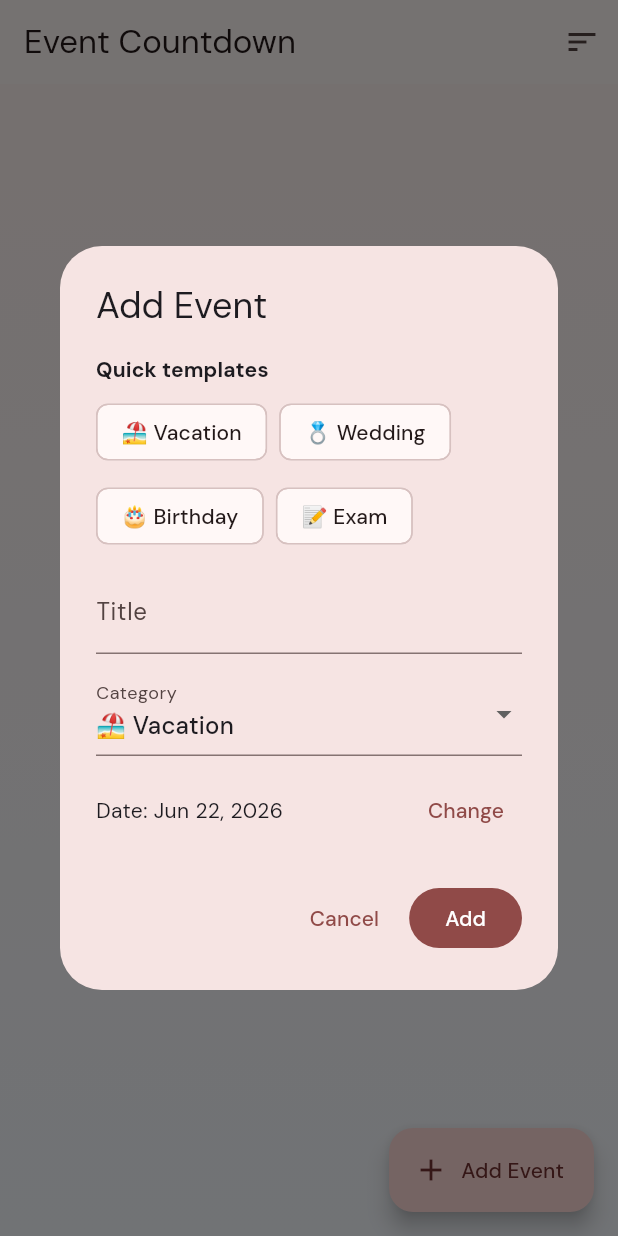
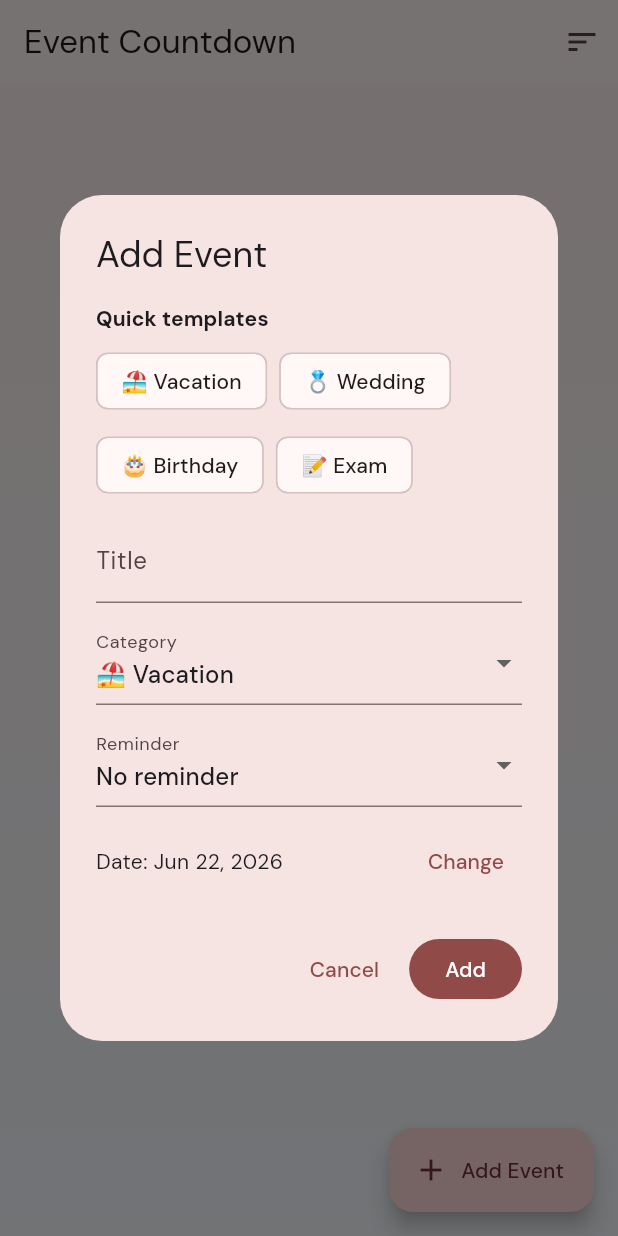
Before and after one commit to Gamellan/EventCountdown, a Flutter app: the screen it shows after launch, after a tap on "Add Event", on a phone screen of 412 x 824 dp. Run offline on Flutter 3.47's test engine with Material 3 defaults, Android fonts, the light colour scheme and no system bars; our stand-ins replace flutter_local_notifications, google_fonts, shared_preferences, timezone; missing offline and left inert: home_widget.

Commit message:
feat: add offline event reminders with local notifications

```diff
--- a/lib/main.dart
+++ b/lib/main.dart
@@ -1,10 +1,13 @@
 import 'dart:convert';
 
 import 'package:flutter/material.dart';
+import 'package:flutter_local_notifications/flutter_local_notifications.dart';
 import 'package:google_fonts/google_fonts.dart';
 import 'package:home_widget/home_widget.dart';
 import 'package:intl/intl.dart';
 import 'package:shared_preferences/shared_preferences.dart';
+import 'package:timezone/data/latest.dart' as tzdata;
+import 'package:timezone/timezone.dart' as tz;
 
 void main() {
   runApp(const EventCountdownApp());
@@ -34,12 +37,14 @@ class CountdownEvent {
     required this.title,
     required this.targetDate,
     required this.category,
+    required this.reminder,
   });
 
   final String id;
   final String title;
   final DateTime targetDate;
   final String category;
+  final String reminder;
 
   Map<String, dynamic> toMap() {
     return {
@@ -47,6 +52,7 @@ class CountdownEvent {
       'title': title,
       'targetDate': targetDate.toIso8601String(),
       'category': category,
+      'reminder': reminder,
     };
   }
 
@@ -56,6 +62,7 @@ class CountdownEvent {
       title: map['title'] as String,
       targetDate: DateTime.parse(map['targetDate'] as String),
       category: map['category'] as String,
+      reminder: (map['reminder'] as String?) ?? 'none',
     );
   }
 }
@@ -70,6 +77,10 @@ class EventHomePage extends StatefulWidget {
 class _EventHomePageState extends State<EventHomePage> {
   static const String _eventsKey = 'events_json';
   static const String _widgetProviderName = 'EventCountdownWidgetProvider';
+  static const String _notificationChannelId = 'event_countdown_reminders';
+  static const String _notificationChannelName = 'Event reminders';
+
+  final FlutterLocalNotificationsPlugin _notifications = FlutterLocalNotificationsPlugin();
 
   static const List<Map<String, String>> _categories = [
     {'name': 'Vacation', 'emoji': '🏖️'},
@@ -124,7 +135,20 @@ class _EventHomePageState extends State<EventHomePage> {
   @override
   void initState() {
     super.initState();
+    _initializeNotifications();
     _loadEvents();
+  }
+
+  Future<void> _initializeNotifications() async {
+    tzdata.initializeTimeZones();
+
+    const androidSettings = AndroidInitializationSettings('@mipmap/ic_launcher');
+    await _notifications.initialize(const InitializationSettings(android: androidSettings));
+
+    final androidPlugin = _notifications.resolvePlatformSpecificImplementation<
+      AndroidFlutterLocalNotificationsPlugin
+    >();
+    await androidPlugin?.requestNotificationsPermission();
   }
 
   Future<void> _loadEvents() async {
@@ -157,6 +181,55 @@ class _EventHomePageState extends State<EventHomePage> {
     final raw = jsonEncode(_events.map((e) => e.toMap()).toList(growable: false));
     await prefs.setString(_eventsKey, raw);
     await _updateHomeWidget();
+    await _rescheduleNotifications();
+  }
+
+  int _notificationId(CountdownEvent event, int offsetDays) {
+    return '${event.id}_$offsetDays'.hashCode & 0x7fffffff;
+  }
+
+  DateTime _notificationDate(CountdownEvent event, int offsetDays) {
+    final date = DateTime(event.targetDate.year, event.targetDate.month, event.targetDate.day)
+        .subtract(Duration(days: offsetDays));
+    return DateTime(date.year, date.month, date.day, 9);
+  }
+
+  Future<void> _rescheduleNotifications() async {
+    await _notifications.cancelAll();
+    final now = DateTime.now();
+
+    for (final event in _events) {
+      if (event.reminder == 'none') {
+        continue;
+      }
+
+      final offsetDays = event.reminder == 'day_before' ? 1 : 0;
+      final scheduledAt = _notificationDate(event, offsetDays);
+      if (!scheduledAt.isAfter(now)) {
+        continue;
+      }
+
+      final body = offsetDays == 1
+          ? 'Tomorrow is ${event.title}.'
+          : 'Today is ${event.title}.';
+
+      await _notifications.zonedSchedule(
+        _notificationId(event, offsetDays),
+        'Event Countdown Reminder',
+        body,
+        tz.TZDateTime.from(scheduledAt, tz.local),
+        const NotificationDetails(
+          android: AndroidNotificationDetails(
+            _notificationChannelId,
+            _notificationChannelName,
+            importance: Importance.high,
+            priority: Priority.high,
+          ),
+        ),
+        androidScheduleMode: AndroidScheduleMode.inexactAllowWhileIdle,
+        uiLocalNotificationDateInterpretation: UILocalNotificationDateInterpretation.absoluteTime,
+      );
+    }
   }
 
   Future<void> _updateHomeWidget() async {
@@ -208,6 +281,7 @@ class _EventHomePageState extends State<EventHomePage> {
     final titleController = TextEditingController(text: editing?.title ?? '');
     var selectedDate = editing?.targetDate ?? DateTime.now().add(const Duration(days: 7));
     var selectedCategory = editing?.category ?? 'Vacation';
+    var selectedReminder = editing?.reminder ?? 'none';
     final formKey = GlobalKey<FormState>();
 
     await showDialog<void>(
@@ -246,6 +320,7 @@ class _EventHomePageState extends State<EventHomePage> {
                                       selectedDate = DateTime.now().add(
                                         Duration(days: template['days'] as int),
                                       );
+                                      selectedReminder = 'day_before';
                                     });
                                   },
                                 ),
@@ -278,6 +353,19 @@ class _EventHomePageState extends State<EventHomePage> {
                             .toList(),
                         onChanged: (value) {
                           setDialogState(() => selectedCategory = value ?? selectedCategory);
+                        },
+                      ),
+                      const SizedBox(height: 12),
+                      DropdownButtonFormField<String>(
+                        initialValue: selectedReminder,
+                        decoration: const InputDecoration(labelText: 'Reminder'),
+                        items: const [
+                          DropdownMenuItem(value: 'none', child: Text('No reminder')),
+                          DropdownMenuItem(value: 'day_before', child: Text('1 day before (9:00)')),
+                          DropdownMenuItem(value: 'same_day', child: Text('Same day (9:00)')),
+                        ],
+                        onChanged: (value) {
+                          setDialogState(() => selectedReminder = value ?? selectedReminder);
                         },
                       ),
                       const SizedBox(height: 12),
@@ -323,6 +411,7 @@ class _EventHomePageState extends State<EventHomePage> {
                       title: titleController.text.trim(),
                       targetDate: selectedDate,
                       category: selectedCategory,
+                      reminder: selectedReminder,
                     );
 
                     setState(() {
--- a/pubspec.yaml
+++ b/pubspec.yaml
@@ -38,6 +38,8 @@ dependencies:
   intl: ^0.20.2
   home_widget: ^0.7.0+1
   google_fonts: ^6.2.1
+  flutter_local_notifications: ^17.2.3
+  timezone: ^0.9.4
 
 dev_dependencies:
   flutter_test:
```
Also changed, not shown: pubspec.lock, 2 other files.
